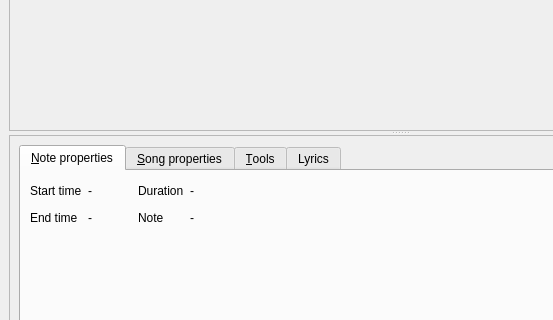
Above: editor.ui from performous/composer before the change; both pictures show x 0 to 553 and y 134 to 454 of the 800 by 600 pixel window. Below: the same form after it.
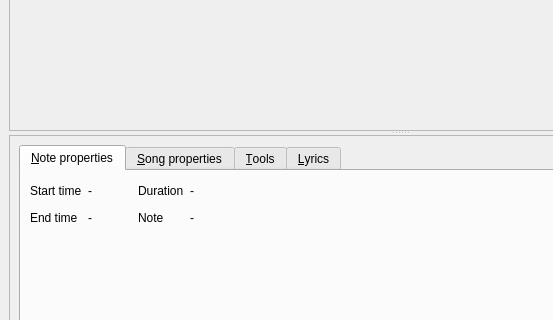
That is the form after the change.

Commit message: Add missing accelerator to Lyrics tab.

```diff
--- a/editor.ui
+++ b/editor.ui
@@ -447,7 +447,7 @@
           </widget>
           <widget class="QWidget" name="tabLyrics">
            <attribute name="title">
-            <string>Lyrics</string>
+            <string>&amp;Lyrics</string>
            </attribute>
            <layout class="QGridLayout" name="gridLayout_7">
             <item row="1" column="0">
```
